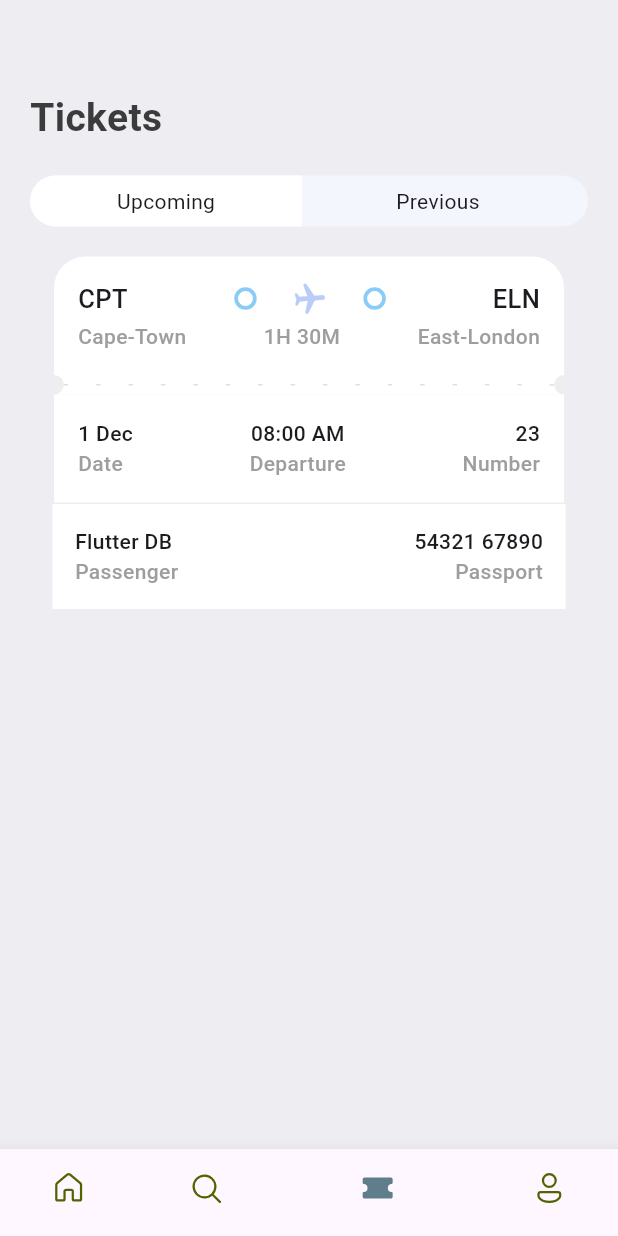
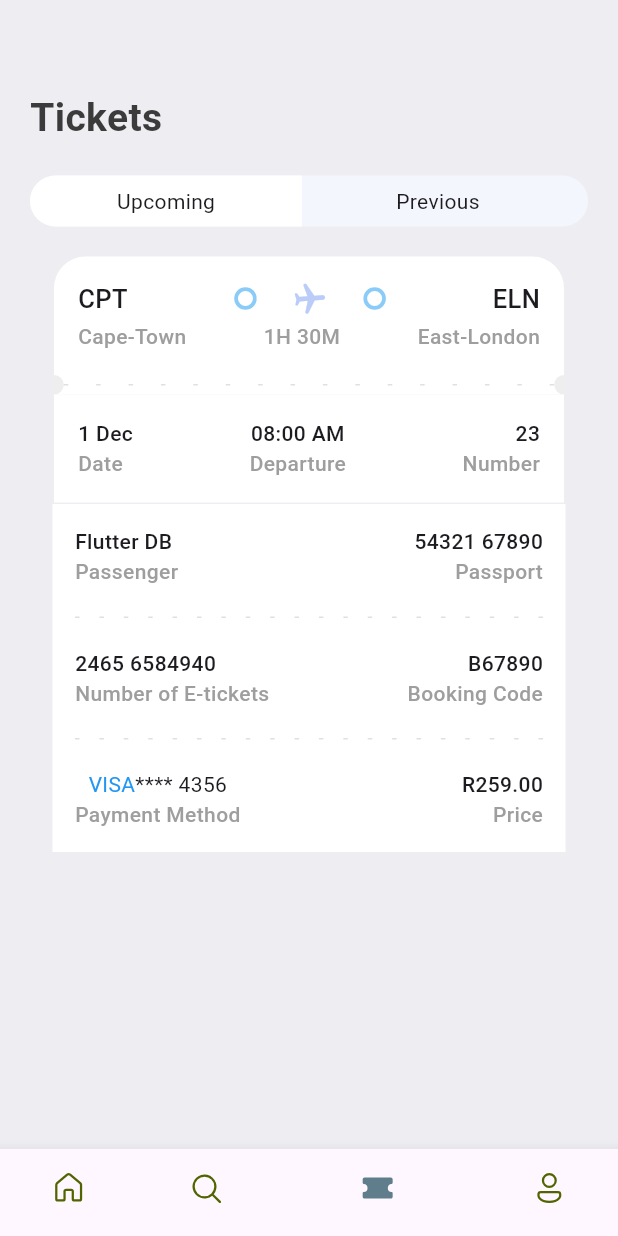
Before and after one commit to MrKwaza220/ticket_app, a Flutter app: the screen it shows after launch, item 3 of the bottom bar chosen, on a phone screen of 412 x 824 dp. Run offline on Flutter 3.47's test engine with Material 3 defaults, Android fonts, the phone set to English and light mode, and no system bars; our stand-ins replace fluentui_icons.

Commit message:
added visa

```diff
--- a/lib/base/res/media.dart
+++ b/lib/base/res/media.dart
@@ -3,5 +3,5 @@ class AppMedia {
   static const ticketLogo = '$_baseImage/ticket.png';
   static const hotelRoom = '$_baseImage/hotel1.jpg';
   static const planeSit = '$_baseImage/plane_sit1.jpg';
-
+  static const visaCard = '$_baseImage/visa_card.png';
 }
--- a/lib/screens/ticket/ticket_screen.dart
+++ b/lib/screens/ticket/ticket_screen.dart
@@ -1,5 +1,7 @@
 import 'package:flutter/material.dart';
+import 'package:ticket_app/base/res/media.dart';
 import 'package:ticket_app/base/res/styles/app_styles.dart';
+import 'package:ticket_app/base/res/widgtes/app_layout_widget.dart';
 import 'package:ticket_app/base/res/widgtes/text_column_layout.dart';
 import 'package:ticket_app/base/res/widgtes/ticket_view.dart';
 import 'package:ticket_app/base/utils/all_json.dart';
@@ -46,9 +48,9 @@ class TicketScreen extends StatelessWidget {
             margin: const EdgeInsets.symmetric(horizontal: 15),
             padding: const EdgeInsets.symmetric(horizontal: 15, vertical: 15),
             color: AppStyles.ticketColor,
-            child: const Column(
+            child: Column(
               children: [
-                Row(
+                const Row(
                   mainAxisAlignment: MainAxisAlignment.spaceBetween,
                   children: [
                     TextColumnLayout(
@@ -64,7 +66,61 @@ class TicketScreen extends StatelessWidget {
                       isColor: true,
                     ),
                   ],
-                )
+                ),
+                const SizedBox(
+                  height: 20,
+                ),
+                const AppLayoutWidget(randomDivider: 15, isColor: true),
+                const SizedBox(
+                  height: 20,
+                ),
+                const Row(
+                  mainAxisAlignment: MainAxisAlignment.spaceBetween,
+                  children: [
+                    TextColumnLayout(
+                      topText: "2465 6584940",
+                      bottomText: "Number of E-tickets",
+                      alignment: CrossAxisAlignment.start,
+                      isColor: true,
+                    ),
+                    TextColumnLayout(
+                      topText: "B67890",
+                      bottomText: "Booking Code",
+                      alignment: CrossAxisAlignment.end,
+                      isColor: true,
+                    ),
+                  ],
+                ),
+                 const SizedBox(
+                  height: 20,
+                ),
+                const AppLayoutWidget(randomDivider: 15, isColor: true),
+                const SizedBox(
+                  height: 20,
+                ),
+                Row(
+                  mainAxisAlignment: MainAxisAlignment.spaceBetween,
+                  children: [
+                     Column(
+                      children: [
+                        const Row(
+                          children: [
+                            Text("VISA", style: TextStyle(color: Colors.blue)),
+                            //Image.asset(AppMedia.visaCard, scale: 11,),
+                            Text("**** 4356")
+                          ],
+                        ),
+                        Text("Payment Method", style: AppStyles.headLineStyle4,),
+                      ],
+                     ),
+                    const TextColumnLayout(
+                      topText: "\R259.00",
+                      bottomText: "Price",
+                      alignment: CrossAxisAlignment.end,
+                      isColor: true,
+                    ),
+                  ],
+                ),
               ],
             ),
           ),
```
Also changed, not shown: assets/images/visa_card.png (added), assets/images/visa_card1.jpg (added).
